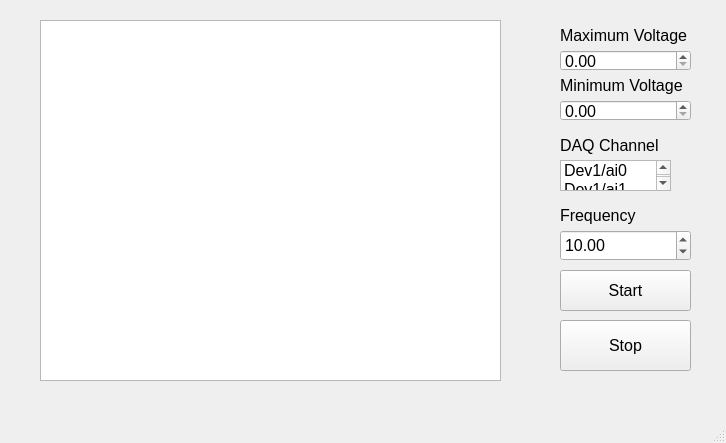
Before: the Qt Designer form APD_Control/apd.ui in BrandonMehlenbacher/Hardware, drawn with Qt 5.
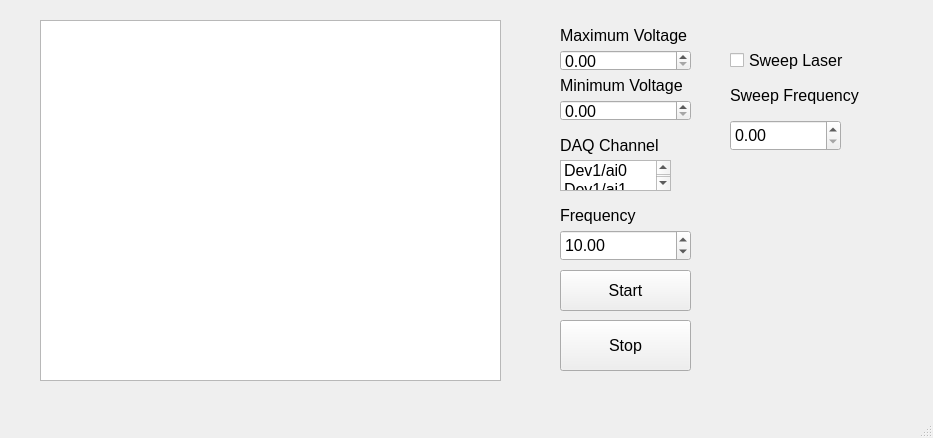
After: the same form once the commit is applied.

What changed in the file:
```diff
--- a/APD_Control/apd.ui
+++ b/APD_Control/apd.ui
@@ -6,8 +6,8 @@
    <rect>
     <x>0</x>
     <y>0</y>
-    <width>726</width>
-    <height>443</height>
+    <width>933</width>
+    <height>438</height>
    </rect>
   </property>
   <property name="windowTitle">
@@ -249,6 +249,57 @@
      </font>
     </property>
    </widget>
+   <widget class="QCheckBox" name="checkSweepFrequency">
+    <property name="geometry">
+     <rect>
+      <x>730</x>
+      <y>40</y>
+      <width>121</width>
+      <height>41</height>
+     </rect>
+    </property>
+    <property name="font">
+     <font>
+      <pointsize>12</pointsize>
+     </font>
+    </property>
+    <property name="text">
+     <string>Sweep Laser</string>
+    </property>
+   </widget>
+   <widget class="QDoubleSpinBox" name="sweepFrequency">
+    <property name="geometry">
+     <rect>
+      <x>730</x>
+      <y>120</y>
+      <width>111</width>
+      <height>31</height>
+     </rect>
+    </property>
+    <property name="font">
+     <font>
+      <pointsize>12</pointsize>
+     </font>
+    </property>
+   </widget>
+   <widget class="QLabel" name="label">
+    <property name="geometry">
+     <rect>
+      <x>730</x>
+      <y>80</y>
+      <width>161</width>
+      <height>31</height>
+     </rect>
+    </property>
+    <property name="font">
+     <font>
+      <pointsize>12</pointsize>
+     </font>
+    </property>
+    <property name="text">
+     <string>Sweep Frequency</string>
+    </property>
+   </widget>
   </widget>
   <widget class="QMenuBar" name="menubar">
    <property name="geometry">
```
Left out of the diff: 2 changed lines with no effect on the pictures.
